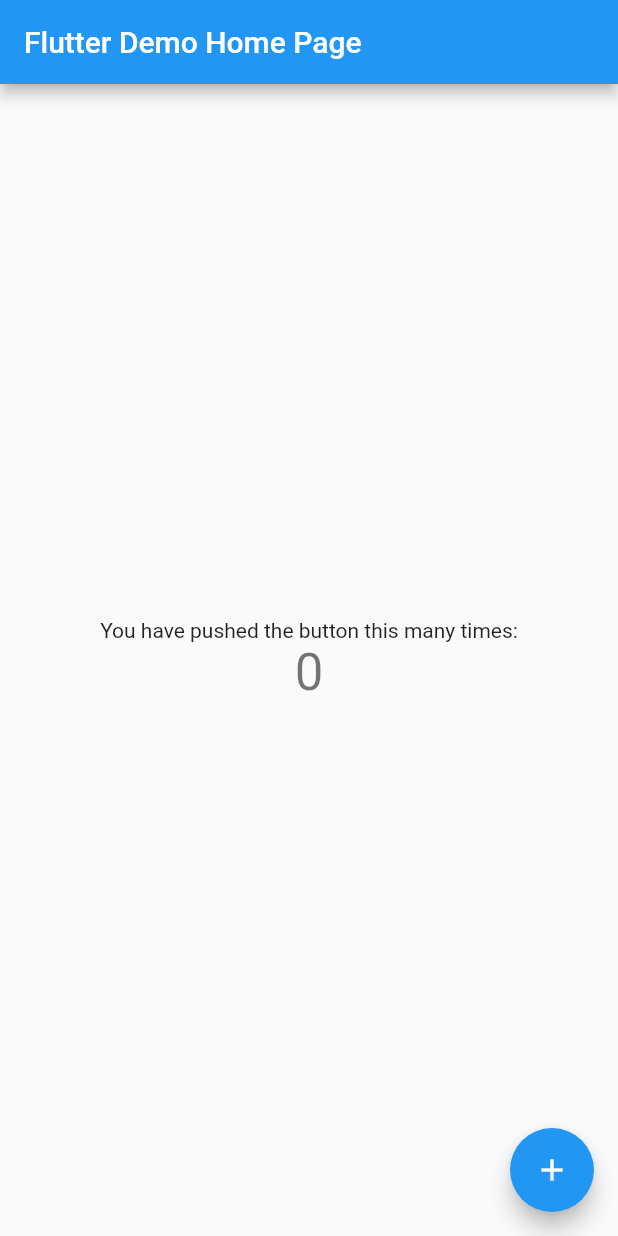
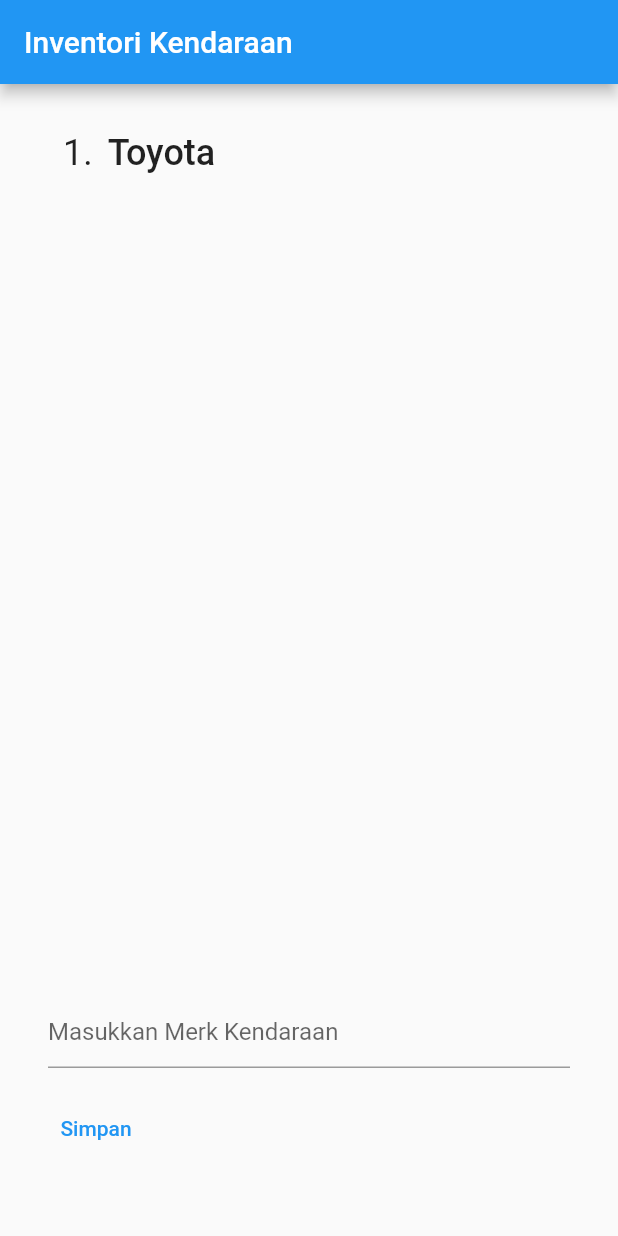
Before and after one commit to afrijaldz/flutter-uts, a Flutter app: the screen it shows after launch, on a phone screen of 412 x 824 dp. Run offline on Flutter 3.47's test engine with Material 2 defaults, Android fonts, the phone set to English and light mode, and no system bars.

Commit message:
create and list

```diff
--- a/lib/main.dart
+++ b/lib/main.dart
@@ -5,113 +5,98 @@ void main() {
 }
 
 class MyApp extends StatelessWidget {
-  // This widget is the root of your application.
   @override
   Widget build(BuildContext context) {
     return MaterialApp(
-      title: 'Flutter Demo',
-      theme: ThemeData(
-        // This is the theme of your application.
-        //
-        // Try running your application with "flutter run". You'll see the
-        // application has a blue toolbar. Then, without quitting the app, try
-        // changing the primarySwatch below to Colors.green and then invoke
-        // "hot reload" (press "r" in the console where you ran "flutter run",
-        // or simply save your changes to "hot reload" in a Flutter IDE).
-        // Notice that the counter didn't reset back to zero; the application
-        // is not restarted.
-        primarySwatch: Colors.blue,
-        // This makes the visual density adapt to the platform that you run
-        // the app on. For desktop platforms, the controls will be smaller and
-        // closer together (more dense) than on mobile platforms.
-        visualDensity: VisualDensity.adaptivePlatformDensity,
+      title: 'Inventori Kendaraan',
+      home: Scaffold(
+        appBar: AppBar(
+          title: Text('Inventori Kendaraan'),
+        ),
+        body: Container(
+          padding: EdgeInsets.all(32),
+          child: MyAppWidget(),
+        ),
       ),
-      home: MyHomePage(title: 'Flutter Demo Home Page'),
     );
   }
 }
 
-class MyHomePage extends StatefulWidget {
-  MyHomePage({Key key, this.title}) : super(key: key);
-
-  // This widget is the home page of your application. It is stateful, meaning
-  // that it has a State object (defined below) that contains fields that affect
-  // how it looks.
-
-  // This class is the configuration for the state. It holds the values (in this
-  // case the title) provided by the parent (in this case the App widget) and
-  // used by the build method of the State. Fields in a Widget subclass are
-  // always marked "final".
-
-  final String title;
-
+class MyAppWidget extends StatefulWidget {
   @override
-  _MyHomePageState createState() => _MyHomePageState();
+  _MyAppWidgetState createState() => _MyAppWidgetState();
 }
 
-class _MyHomePageState extends State<MyHomePage> {
-  int _counter = 0;
+class _MyAppWidgetState extends State<MyAppWidget> {
+  final GlobalKey<FormState> _formKey = GlobalKey<FormState>();
 
-  void _incrementCounter() {
-    setState(() {
-      // This call to setState tells the Flutter framework that something has
-      // changed in this State, which causes it to rerun the build method below
-      // so that the display can reflect the updated values. If we changed
-      // _counter without calling setState(), then the build method would not be
-      // called again, and so nothing would appear to happen.
-      _counter++;
-    });
-  }
+  TextEditingController merkController = TextEditingController();
+
+  List<String> items = ["Toyota"];
 
   @override
   Widget build(BuildContext context) {
-    // This method is rerun every time setState is called, for instance as done
-    // by the _incrementCounter method above.
-    //
-    // The Flutter framework has been optimized to make rerunning build methods
-    // fast, so that you can just rebuild anything that needs updating rather
-    // than having to individually change instances of widgets.
-    return Scaffold(
-      appBar: AppBar(
-        // Here we take the value from the MyHomePage object that was created by
-        // the App.build method, and use it to set our appbar title.
-        title: Text(widget.title),
+    Widget listOfWidgets(List<String> items) {
+      List<Widget> list = List<Widget>();
+
+      for (var i = 0; i < items.length; i++) {
+        list.add(Container(
+          padding: EdgeInsets.only(left: 10),
+          child: Row(
+            mainAxisAlignment: MainAxisAlignment.start,
+            children: [
+              Text("${i + 1}.", style: TextStyle(fontSize: 24),),
+              Container(
+                padding: EdgeInsets.only(left: 10),
+                child: Text(
+                  "${items[i]}",
+                  style: TextStyle(fontWeight: FontWeight.w500, fontSize: 24),
+                ),
+              )
+            ],
+          ),
+        ));
+      }
+
+      return Wrap(children: list);
+    }
+
+    Widget vehicleSection = Container(
+      child: Column(
+        children: [listOfWidgets(items)],
       ),
-      body: Center(
-        // Center is a layout widget. It takes a single child and positions it
-        // in the middle of the parent.
-        child: Column(
-          // Column is also a layout widget. It takes a list of children and
-          // arranges them vertically. By default, it sizes itself to fit its
-          // children horizontally, and tries to be as tall as its parent.
-          //
-          // Invoke "debug painting" (press "p" in the console, choose the
-          // "Toggle Debug Paint" action from the Flutter Inspector in Android
-          // Studio, or the "Toggle Debug Paint" command in Visual Studio Code)
-          // to see the wireframe for each widget.
-          //
-          // Column has various properties to control how it sizes itself and
-          // how it positions its children. Here we use mainAxisAlignment to
-          // center the children vertically; the main axis here is the vertical
-          // axis because Columns are vertical (the cross axis would be
-          // horizontal).
-          mainAxisAlignment: MainAxisAlignment.center,
-          children: <Widget>[
-            Text(
-              'You have pushed the button this many times:',
-            ),
-            Text(
-              '$_counter',
-              style: Theme.of(context).textTheme.headline4,
-            ),
-          ],
-        ),
-      ),
-      floatingActionButton: FloatingActionButton(
-        onPressed: _incrementCounter,
-        tooltip: 'Increment',
-        child: Icon(Icons.add),
-      ), // This trailing comma makes auto-formatting nicer for build methods.
+    );
+
+    return Column(
+      // crossAxisAlignment: CrossAxisAlignment.start,
+      mainAxisAlignment: MainAxisAlignment.spaceBetween,
+      children: [
+        vehicleSection,
+        Form(
+          key: _formKey,
+          child: Column(
+            crossAxisAlignment: CrossAxisAlignment.start,
+            children: <Widget>[
+              TextFormField(
+                controller: merkController,
+                decoration:
+                    const InputDecoration(hintText: 'Masukkan Merk Kendaraan'),
+              ),
+              Padding(
+                padding: const EdgeInsets.symmetric(vertical: 16),
+                child: TextButton(
+                    onPressed: () {
+                      setState(() {
+                        items.add(merkController.text);
+                      });
+                      merkController.clear();
+                    },
+                    child: const Text('Simpan')),
+              )
+            ],
+          ),
+        )
+      ],
     );
   }
 }
```
Also changed, not shown: pubspec.yaml (+6 -6 lines), images/lake.jpg (added), images/pavlova.jpg (added), images/pic1.jpg (added), images/pic2.jpg (added), images/pic3.jpg (added), 1 other file.
